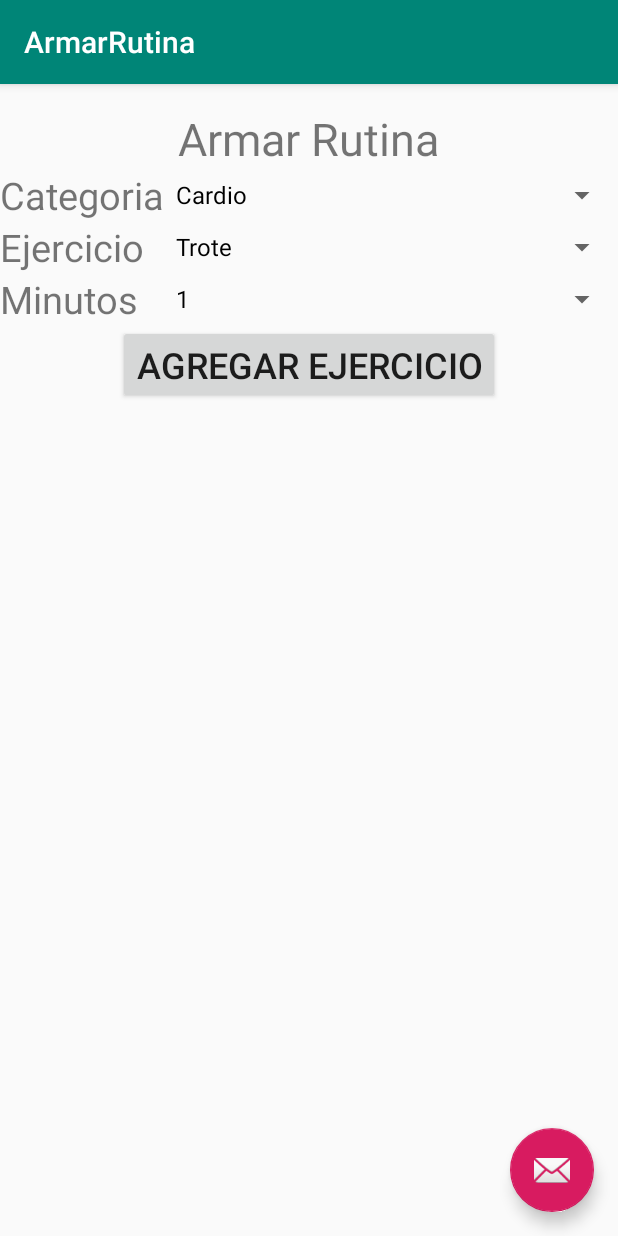
After one commit to LEDODO99/HCIProy2, an Android app: the ArmarRutina screen opened directly, with no data from a screen before it, on a phone screen of 412 x 824 dp. The commit adds this screen. Run offline under Robolectric (Android 15) with nearby library versions, the phone set to English and light mode, and no system bars.

Commit message:
Creación de activities

```diff
--- a/app/src/main/AndroidManifest.xml
+++ b/app/src/main/AndroidManifest.xml
@@ -9,6 +9,10 @@
         android:roundIcon="@mipmap/ic_launcher_round"
         android:supportsRtl="true"
         android:theme="@style/AppTheme">
+        <activity
+            android:name=".ArmarRutina"
+            android:label="@string/title_activity_armar_rutina"
+            android:theme="@style/AppTheme.NoActionBar"></activity>
         <activity
             android:name=".MainActivity"
             android:label="@string/app_name"
--- /dev/null
+++ b/app/src/main/java/com/example/proyectohci/ArmarRutina.java
@@ -0,0 +1,219 @@
+package com.example.proyectohci;
+
+import android.os.Bundle;
+import android.support.design.widget.FloatingActionButton;
+import android.support.design.widget.Snackbar;
+import android.support.v7.app.AppCompatActivity;
+import android.support.v7.widget.Toolbar;
+import android.view.ContextMenu;
+import android.view.MenuInflater;
+import android.view.MenuItem;
+import android.view.View;
+import android.view.ViewGroup;
+import android.widget.AdapterView;
+import android.widget.ArrayAdapter;
+import android.widget.BaseAdapter;
+import android.widget.Button;
+import android.widget.ImageView;
+import android.widget.ListView;
+import android.widget.PopupMenu;
+import android.widget.SearchView;
+import android.widget.Spinner;
+import android.widget.TextView;
+import android.widget.Toast;
+
+import java.util.ArrayList;
+import java.util.Arrays;
+
+public class ArmarRutina extends AppCompatActivity {
+    ListView listView;
+    ArrayList<String> nombreEjercicio;
+    ArrayList<String> tipoEjercicio;
+    ArrayList<Integer> numeroReps;
+    ArrayList<Integer> estados;
+    ArrayList<String> l1,l2,l3;
+    Spinner s1,s2,s3;
+    ArrayAdapter<String> adp1,adp2,adp3;
+    TextView textViewMedidores;
+    Button AgregarEjercicio;
+    CustomAdapter listAdapter;
+
+    @Override
+    protected void onCreate(Bundle savedInstanceState) {
+        super.onCreate(savedInstanceState);
+        setContentView(R.layout.activity_armar_rutina2);
+        Toolbar toolbar = findViewById(R.id.toolbar);
+        setSupportActionBar(toolbar);
+
+        FloatingActionButton fab = findViewById(R.id.fab);
+        fab.setOnClickListener(new View.OnClickListener() {
+            @Override
+            public void onClick(View view) {
+                Snackbar.make(view, "Replace with your own action", Snackbar.LENGTH_LONG)
+                        .setAction("Action", null).show();
+            }
+        });
+        nombreEjercicio=new ArrayList<>();
+        tipoEjercicio=new ArrayList<>();
+        numeroReps=new ArrayList<>();
+        estados=new ArrayList<>();
+        textViewMedidores=(TextView)findViewById(R.id.txt_medicion_agregar_ejercicio);
+        l1=new ArrayList<String>();
+        l1.add("Cardio");
+        l1.add("Fuerza");
+        l1.add("Flexibilidad");
+        l2=new ArrayList<String>();
+        l3=new ArrayList<String>();
+        for (Integer i=1;i<=100;i++){
+            l3.add(i.toString());
+        }
+        s1=(Spinner) findViewById(R.id.spinner_Categoria);
+        s2=(Spinner) findViewById(R.id.spinner_ejercicio);
+        s3=(Spinner) findViewById(R.id.spinner_cantidad);
+        adp1=new ArrayAdapter<String>(this,android.R.layout.simple_spinner_dropdown_item,l1);
+        s1.setAdapter(adp1);
+        adp2=new ArrayAdapter<String>(this,android.R.layout.simple_spinner_dropdown_item,l2);
+        s2.setAdapter(adp2);
+        adp3=new ArrayAdapter<String>(this,android.R.layout.simple_spinner_dropdown_item,l3);
+        s3.setAdapter(adp3);
+
+        s1.setOnItemSelectedListener(new AdapterView.OnItemSelectedListener() {
+            @Override
+            public void onItemSelected(AdapterView<?> parent, View view, int i, long id) {
+                String sp1= String.valueOf(s1.getSelectedItem());
+                if(sp1.equals("Cardio")){
+                    l2.clear();
+                    l2.add("Trote");
+                    l2.add("Bicicleta");
+                    l2.add("Natacion");
+                    l2.add("Burpees");
+                    l2.add("Aerobicos");
+                }else if(sp1.equals("Fuerza")){
+                    l2.clear();
+                    l2.add("Peso Libre");
+                    l2.add("Plancha");
+                    l2.add("Despechadas");
+                    l2.add("Abdominales");
+                    l2.add("Squats");
+                }else if(sp1.equals("Flexibilidad")){
+                    l2.clear();
+                    l2.add("Lunges");
+                    l2.add("Yoga");
+                    l2.add("Tai-Chi");
+                    l2.add("Abductores");
+                }else{
+                    l2.clear();
+                }
+                adp2.notifyDataSetChanged();
+            }
+
+            @Override
+            public void onNothingSelected(AdapterView<?> parent) {
+                l2.clear();
+                adp2.notifyDataSetChanged();
+            }
+        });
+
+        s2.setOnItemSelectedListener(new AdapterView.OnItemSelectedListener() {
+            @Override
+            public void onItemSelected(AdapterView<?> parent, View view, int position, long id) {
+                String sp2= String.valueOf(s2.getSelectedItem());
+                if (Arrays.asList(getResources().getStringArray(R.array.time_exercises_routine)).contains(sp2)){
+                    textViewMedidores.setText("Minutos");
+                }else{
+                    textViewMedidores.setText("Repeticiones");
+                }
+            }
+
+            @Override
+            public void onNothingSelected(AdapterView<?> parent) {
+
+            }
+        });
+
+        listView=(ListView)findViewById(R.id.list_view_rutina_ejercicios);
+        listAdapter= new CustomAdapter();
+        listView.setAdapter(listAdapter);
+
+        registerForContextMenu(listView);
+
+        AgregarEjercicio=(Button)findViewById(R.id.btn_agregar_ejercicio);
+        AgregarEjercicio.setOnClickListener(new View.OnClickListener() {
+            @Override
+            public void onClick(View v) {
+                nombreEjercicio.add(s2.getSelectedItem().toString());
+                tipoEjercicio.add(textViewMedidores.getText().toString());
+                numeroReps.add(Integer.parseInt(s3.getSelectedItem().toString()));
+                estados.add(0);
+                listAdapter.notifyDataSetChanged();
+            }
+        });
+
+    }
+
+    @Override
+    public void onCreateContextMenu(ContextMenu menu, View v, ContextMenu.ContextMenuInfo menuInfo) {
+        super.onCreateContextMenu(menu, v, menuInfo);
+        MenuInflater inflater=getMenuInflater();
+        inflater.inflate(R.menu.pop_up_rutinas,menu);
+
+    }
+
+    @Override
+    public boolean onContextItemSelected(MenuItem item) {
+        AdapterView.AdapterContextMenuInfo info = (AdapterView.AdapterContextMenuInfo)item.getMenuInfo();
+        switch (item.getItemId()){
+            case R.id.marcar_completado:
+                estados.set(info.position, 1);
+                listAdapter.notifyDataSetChanged();
+                return true;
+            case R.id.elimina_de_rutina:
+                estados.remove(info.position);
+                nombreEjercicio.remove(info.position);
+                tipoEjercicio.remove(info.position);
+                numeroReps.remove(info.position);
+                listAdapter.notifyDataSetChanged();
+                return true;
+            default:
+                return super.onContextItemSelected(item);
+
+        }
+    }
+
+    class CustomAdapter extends BaseAdapter {
+
+        @Override
+        public int getCount() {
+            return nombreEjercicio.size();
+        }
+
+        @Override
+        public Object getItem(int position) {
+            return null;
+        }
+
+        @Override
+        public long getItemId(int position) {
+            return 0;
+        }
+
+        @Override
+        public View getView(int i, View view, ViewGroup viewGroup) {
+            view = getLayoutInflater().inflate(R.layout.custom_layout_rutina_ejercicio, null);
+            ImageView imageView = (ImageView) view.findViewById(R.id.iv_estado);
+            TextView textViewEjercicio = (TextView) view.findViewById(R.id.custom_nombre_ejercicio);
+            TextView textViewTipo = (TextView) view.findViewById(R.id.custom_medidor_set);
+            TextView textCantidad = (TextView) view.findViewById(R.id.custom_cantidad_set);
+            if (estados.get(i) == 0)
+                imageView.setImageResource(R.drawable.blue_clock);
+            else
+                imageView.setImageResource((R.drawable.green_check));
+            textViewEjercicio.setText(nombreEjercicio.get(i));
+            textViewTipo.setText(tipoEjercicio.get(i));
+            textCantidad.setText(numeroReps.get(i).toString());
+            view.setLongClickable(true);
+            return view;
+        }
+    }
+
+}
--- /dev/null
+++ b/app/src/main/res/layout/activity_armar_rutina2.xml
@@ -0,0 +1,33 @@
+<?xml version="1.0" encoding="utf-8"?>
+<android.support.design.widget.CoordinatorLayout xmlns:android="http://schemas.android.com/apk/res/android"
+    xmlns:app="http://schemas.android.com/apk/res-auto"
+    xmlns:tools="http://schemas.android.com/tools"
+    android:layout_width="match_parent"
+    android:layout_height="match_parent"
+    tools:context=".ArmarRutina">
+
+    <android.support.design.widget.AppBarLayout
+        android:layout_width="match_parent"
+        android:layout_height="wrap_content"
+        android:theme="@style/AppTheme.AppBarOverlay">
+
+        <android.support.v7.widget.Toolbar
+            android:id="@+id/toolbar"
+            android:layout_width="match_parent"
+            android:layout_height="?attr/actionBarSize"
+            android:background="?attr/colorPrimary"
+            app:popupTheme="@style/AppTheme.PopupOverlay" />
+
+    </android.support.design.widget.AppBarLayout>
+
+    <include layout="@layout/content_armar_rutina2" />
+
+    <android.support.design.widget.FloatingActionButton
+        android:id="@+id/fab"
+        android:layout_width="wrap_content"
+        android:layout_height="wrap_content"
+        android:layout_gravity="bottom|end"
+        android:layout_margin="@dimen/fab_margin"
+        app:srcCompat="@android:drawable/ic_dialog_email" />
+
+</android.support.design.widget.CoordinatorLayout>
--- /dev/null
+++ b/app/src/main/res/layout/content_armar_rutina2.xml
@@ -0,0 +1,90 @@
+<?xml version="1.0" encoding="utf-8"?>
+<RelativeLayout xmlns:android="http://schemas.android.com/apk/res/android"
+    xmlns:app="http://schemas.android.com/apk/res-auto"
+    xmlns:tools="http://schemas.android.com/tools"
+    android:layout_width="match_parent"
+    android:layout_height="match_parent"
+    app:layout_behavior="@string/appbar_scrolling_view_behavior"
+    tools:context=".ArmarRutina"
+    tools:showIn="@layout/activity_armar_rutina2">
+
+    <TextView
+        android:id="@+id/titulo_armar_rutina"
+        android:layout_width="wrap_content"
+        android:layout_height="wrap_content"
+        android:layout_alignParentTop="true"
+        android:layout_centerHorizontal="true"
+        android:layout_marginTop="16dp"
+        android:text="Armar Rutina"
+        android:textSize="30sp" />
+
+    <TextView
+        android:id="@+id/categoria_ejercicio"
+        android:layout_width="wrap_content"
+        android:layout_height="wrap_content"
+        android:layout_below="@id/titulo_armar_rutina"
+        android:layout_alignParentLeft="true"
+        android:text="Categoria"
+        android:textSize="25sp" />
+    <Spinner
+        android:layout_width="wrap_content"
+        android:layout_height="wrap_content"
+        android:id="@+id/spinner_Categoria"
+        android:layout_below="@id/titulo_armar_rutina"
+        android:layout_alignParentRight="true"
+        android:layout_toRightOf="@id/categoria_ejercicio"
+        android:layout_alignBottom="@id/categoria_ejercicio"></Spinner>
+
+    <TextView
+        android:id="@+id/txt_tag_ejericio_armar"
+        android:layout_width="wrap_content"
+        android:layout_height="wrap_content"
+        android:layout_below="@id/categoria_ejercicio"
+        android:layout_alignRight="@id/categoria_ejercicio"
+        android:layout_alignParentLeft="true"
+        android:text="Ejercicio"
+        android:textSize="25sp" />
+    <Spinner
+        android:layout_width="wrap_content"
+        android:layout_height="wrap_content"
+        android:id="@+id/spinner_ejercicio"
+        android:layout_below="@id/categoria_ejercicio"
+        android:layout_alignParentRight="true"
+        android:layout_toRightOf="@id/txt_tag_ejericio_armar"
+        android:layout_alignBottom="@id/txt_tag_ejericio_armar"></Spinner>
+    <TextView
+        android:layout_width="wrap_content"
+        android:layout_height="wrap_content"
+        android:id="@+id/txt_medicion_agregar_ejercicio"
+        android:text="Medicion"
+        android:layout_alignParentLeft="true"
+        android:layout_below="@id/txt_tag_ejericio_armar"
+        android:textSize="25sp"
+        android:layout_alignRight="@+id/categoria_ejercicio"/>
+    <Spinner
+        android:layout_width="wrap_content"
+        android:layout_height="wrap_content"
+        android:id="@+id/spinner_cantidad"
+        android:layout_alignParentRight="true"
+        android:layout_below="@id/txt_tag_ejericio_armar"
+        android:layout_toRightOf="@id/txt_medicion_agregar_ejercicio"
+        android:layout_alignBottom="@id/txt_medicion_agregar_ejercicio"></Spinner>
+    <Button
+        android:id="@+id/btn_agregar_ejercicio"
+        android:layout_width="wrap_content"
+        android:layout_height="wrap_content"
+        android:layout_below="@id/txt_medicion_agregar_ejercicio"
+        android:layout_centerHorizontal="true"
+        android:text="Agregar Ejercicio"
+        android:textSize="24sp" />
+    <ListView
+        android:layout_width="wrap_content"
+        android:layout_height="wrap_content"
+        android:id="@+id/list_view_rutina_ejercicios"
+        android:layout_below="@id/btn_agregar_ejercicio"
+        android:layout_alignParentLeft="true"
+        android:layout_alignParentRight="true"
+        android:layout_alignParentBottom="true"
+        ></ListView>
+
+</RelativeLayout>
--- /dev/null
+++ b/app/src/main/res/menu/pop_up_rutinas.xml
@@ -0,0 +1,7 @@
+<?xml version="1.0" encoding="utf-8"?>
+<menu xmlns:android="http://schemas.android.com/apk/res/android">
+    <item android:id="@+id/marcar_completado"
+        android:title="Completado"/>
+    <item android:id="@+id/elimina_de_rutina"
+        android:title="Eliminar"/>
+</menu>
--- a/app/src/main/res/values/strings.xml
+++ b/app/src/main/res/values/strings.xml
@@ -13,4 +13,15 @@
     <string name="menu_ayuda">Ayuda</string>
     <string name="menu_share">Share</string>
     <string name="menu_send">Send</string>
+    <string name="title_activity_armar_rutina">ArmarRutina</string>
+
+    <string-array name="time_exercises_routine">
+        <item>Trote</item>
+        <item>Bicicleta</item>
+        <item>Natacion</item>
+        <item>Aerobicos</item>
+        <item>Plancha</item>
+        <item>Yoga</item>
+        <item>Tai-Chi</item>
+    </string-array>
 </resources>
```
Also changed, not shown: app/src/main/java/com/example/proyectohci/EjerciciosFragment.java (+12 -1 lines), app/src/main/res/layout/custom_layout_rutina_ejercicio.xml (added, +45 -0 lines), app/src/main/res/layout/fragment_ejecicios.xml (+10 -1 lines).
